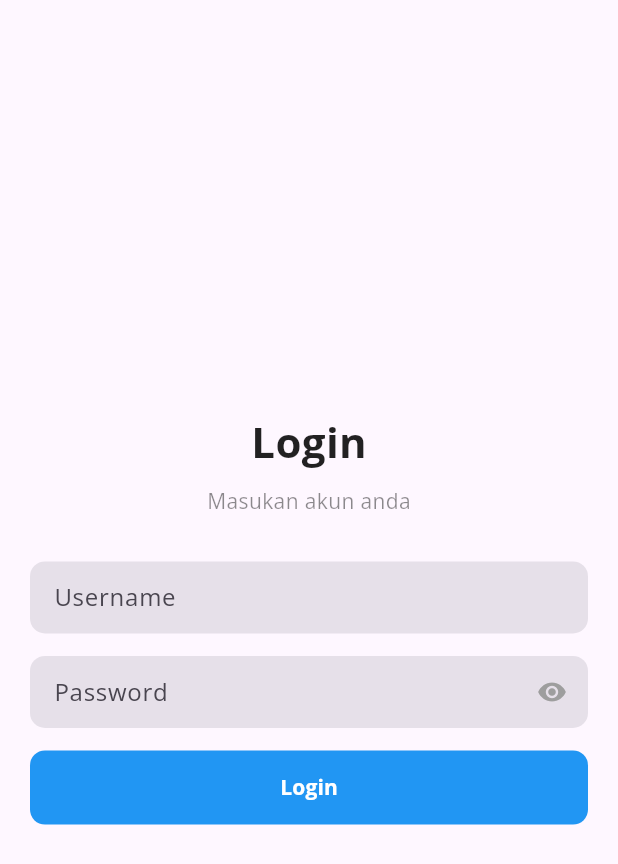
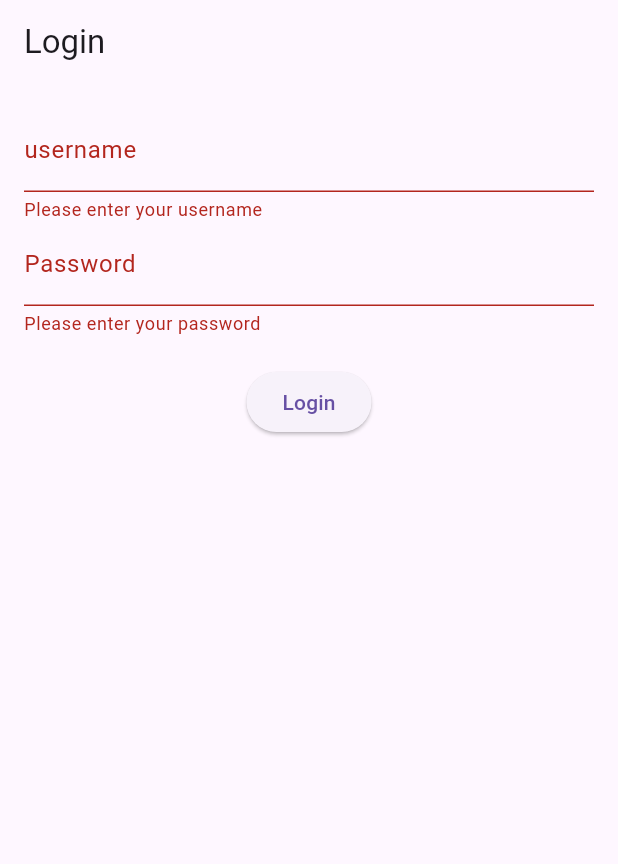
Before and after one commit to indradevision/warehouseapp, a Flutter app: the screen it shows after launch, after a tap on "Login", on a phone screen of 412 x 824 dp. Shown: the top 864 px of the screen. Run offline on Flutter 3.47's test engine with Material 3 defaults, Android fonts, the phone set to English and light mode, and no system bars; our stand-ins replace animated_splash_screen, get, lottie, shared_preferences; missing offline and left inert: restart_app; accounts and stored records are empty.

Commit message:
fix: login

```diff
--- a/lib/app/module/login/controllers/login_controller.dart
+++ b/lib/app/module/login/controllers/login_controller.dart
@@ -1,16 +1,49 @@
-import 'package:get/get.dart';
-import 'package:flutter/cupertino.dart';
-import 'package:shared_preferences/shared_preferences.dart';
+// import 'package:get/get.dart';
+// import 'package:flutter/cupertino.dart';
+// // import 'package:shared_preferences/shared_preferences.dart';
 
-class LoginController extends GetxController {
-  TextEditingController username = TextEditingController();
-  TextEditingController password = TextEditingController();
-  late SharedPreferences logindata;
+// class LoginController extends GetxController {
+//   TextEditingController username = TextEditingController();
+//   TextEditingController password = TextEditingController();
+//   // late SharedPreferences logindata;
 
-  late bool newuser;
-  bool disable = false;
-  var formKey = GlobalKey<FormState>();
-  bool hidepass = true;
-  bool btnLoading = false;
+//   late bool newuser;
+//   bool disable = false;
+//   var formKey = GlobalKey<FormState>();
+//   bool hidepass = true;
+//   bool btnLoading = false;
 
+// }
+
+import 'dart:convert';
+import 'package:Warehouse/app/data/api_config.dart';
+import 'package:http/http.dart' as http;
+import 'package:flutter/material.dart';
+
+class LoginController with ChangeNotifier {
+  String _token = '';
+
+  String get token => _token;
+
+  Future<void> login(String username, String password) async {
+    final url = Uri.parse("${ApiLogin.url}"); // Ganti dengan URL API Anda
+
+    try {
+      final response = await http.post(
+        url,
+        headers: {'Content-Type': 'application/json'},
+        body: json.encode({'username': username, 'password': password}),
+      );
+
+      if (response.statusCode == 200) {
+        final responseData = json.decode(response.body);
+        _token = responseData['token']; // Ganti dengan field token yang sesuai
+        notifyListeners();
+      } else {
+        throw Exception('Failed to login');
+      }
+    } catch (error) {
+      throw error;
+    }
+  }
 }
--- a/lib/app/module/login/views/login_view.dart
+++ b/lib/app/module/login/views/login_view.dart
@@ -1,233 +1,335 @@
-import 'dart:async';
-import 'dart:convert';
+// import 'dart:async';
+// import 'dart:convert';
 
-import 'package:Warehouse/app/data/api_config.dart';
-import 'package:Warehouse/app/data/tampungdata.dart';
+// import 'package:Warehouse/app/data/api_config.dart';
+// import 'package:Warehouse/app/data/tampungdata.dart';
+// import 'package:Warehouse/app/module/login/controllers/login_controller.dart';
+// import 'package:flutter/material.dart';
+// import 'package:flutter/services.dart';
+// import 'package:get/get.dart';
+// import 'package:http/http.dart' as http;
+// import 'package:shared_preferences/shared_preferences.dart';
+
+// class LoginView extends StatefulWidget {
+//   const LoginView({Key? key}) : super(key: key);
+
+//   @override
+//   State<LoginView> createState() => _LoginViewState();
+// }
+
+// class _LoginViewState extends State<LoginView> {
+//   LoginController c = LoginController();
+//   late SharedPreferences logindata;
+
+//   void _showLoginResultDialog(BuildContext context, bool success) {
+//     showDialog(
+//       context: context,
+//       builder: (BuildContext context) {
+//         return AlertDialog(
+//           title: Text(success ? 'Login Berhasil' : 'Login Gagal'),
+//           content: Text(success
+//               ? 'Anda telah berhasil login.'
+//               : 'Nama pengguna atau kata sandi salah.'),
+//           actions: <Widget>[
+//             TextButton(
+//               child: Text('Tutup'),
+//               onPressed: () {
+//                 Navigator.of(context).pop(); // Menutup dialog
+//               },
+//             ),
+//           ],
+//         );
+//       },
+//     );
+//   }
+
+
+// login(String username, String pass) async {
+//   logindata = await SharedPreferences.getInstance();
+
+//   var response = await http.post(
+//         Uri.parse("${ApiLogin.url}"),
+//         headers: {"WAREHOUSEKEY": ApiKey.key},
+//         body: {
+//           "username": User.username,
+//           "password": User.password,
+//         },
+//       );
+//   print(response.body);
+//   if (response.statusCode == 200) {
+//       User.name = json.decode(response.body)['data']['name'];
+//       User.role = json.decode(response.body)['data']['role'];
+//       User.username = json.decode(response.body)['data']['username'];
+//       String pass = c.password.text;
+//       if (c.username != 'username' && c.password != 'password') {
+//         logindata.setBool('login', false);
+//         logindata.setString('username', User.username);
+//         logindata.setString('password', pass);
+//         logindata.setString('name', User.name);
+//         logindata.setString('role', User.role);
+//         logindata.getString('name');
+//         print(response.body);
+//       }
+//       _showLoginResultDialog(context, true);
+//       Get.offNamed('/home');
+//     } else {
+//       _showLoginResultDialog(context, false);
+//     }
+// }
+
+// @override
+//   void dispose() {
+//     c.username.dispose();
+//     c.password.dispose();
+//     super.dispose();
+//   }
+
+// @override
+//   Widget build(BuildContext context) {
+//     return AnnotatedRegion<SystemUiOverlayStyle>(
+//       value: SystemUiOverlayStyle(statusBarColor: Colors.transparent),
+//       child: Scaffold(
+//         body: Padding(
+//           padding: const EdgeInsets.symmetric(horizontal: 20, vertical: 30),
+//           child: Column(
+//             crossAxisAlignment: CrossAxisAlignment.center,
+//             mainAxisAlignment: MainAxisAlignment.center,
+//             children: [
+//               ListView(
+//                 shrinkWrap: true,
+//                 children: [
+//                   Column(
+//                     children: [
+//                       Text(
+//                         "Login",
+//                         style: TextStyle(
+//                             fontSize: 28,
+//                             color: Colors.black87,
+//                             fontWeight: FontWeight.w700),
+//                       ),
+//                       SizedBox(
+//                         height: 10,
+//                       ),
+//                       Text(
+//                         "Masukan akun anda",
+//                         style: TextStyle(color: Colors.black45),
+//                       ),
+//                     ],
+//                   ),
+//                   SizedBox(
+//                     height: 30,
+//                   ),
+//                   Form(
+//                     key: c.formKey,
+//                     autovalidateMode: AutovalidateMode.onUserInteraction,
+//                     child: Column(
+//                       children: [
+//                         TextFormField(
+//                           onChanged: (value) {
+//                             User.username = value;
+//                           },
+//                           validator: (value) {
+//                             if (value!.isEmpty) {
+//                               return 'Masukan username yang benar!';
+//                             }
+//                             return null;
+//                           },
+//                           controller: c.username,
+//                           decoration: InputDecoration(
+//                               errorStyle: TextStyle(fontSize: 10),
+//                               labelText: "Username",
+//                               floatingLabelStyle: TextStyle(color: Colors.blue),
+//                               filled: true,
+//                               isDense: true,
+//                               border: OutlineInputBorder(
+//                                   borderRadius: BorderRadius.circular(10),
+//                                   borderSide: BorderSide.none),
+//                               focusedBorder: OutlineInputBorder(
+//                                   borderRadius: BorderRadius.circular(10),
+//                                   borderSide: BorderSide(color: Colors.blue))),
+//                         ),
+//                         SizedBox(
+//                           height: 15,
+//                         ),
+//                         TextFormField(
+//                           onChanged: (value) {
+//                             User.password = value;
+//                           },
+//                           validator: (value) {
+//                             if (value!.isEmpty) {
+//                               return 'Masukan password yang benar!';
+//                             }
+//                             return null;
+//                           },
+//                           obscureText: c.hidepass,
+//                           controller: c.password,
+//                           decoration: InputDecoration(
+//                               errorStyle: TextStyle(fontSize: 10),
+//                               suffixIcon: IconButton(
+//                                 color: Colors.grey,
+//                                 iconSize: 20,
+//                                 splashRadius: 2,
+//                                 onPressed: () {
+//                                   setState(() {
+//                                     c.hidepass = !c.hidepass;
+//                                   });
+//                                 },
+//                                 icon: Icon(c.hidepass
+//                                     ? Icons.visibility
+//                                     : Icons.visibility_off),
+//                               ),
+//                               labelText: "Password",
+//                               floatingLabelStyle: TextStyle(color: Colors.blue),
+//                               filled: true,
+//                               isDense: true,
+//                               border: OutlineInputBorder(
+//                                   borderRadius: BorderRadius.circular(10),
+//                                   borderSide: BorderSide.none),
+//                               focusedBorder: OutlineInputBorder(
+//                                   borderRadius: BorderRadius.circular(10),
+//                                   borderSide: BorderSide(color: Colors.blue))),
+//                         ),
+//                         SizedBox(
+//                           height: 15,
+//                         ),
+//                         Container(
+//                           width: MediaQuery.of(context).size.width,
+//                           height: MediaQuery.of(context).size.height * 00.06,
+//                           decoration: BoxDecoration(
+//                             borderRadius: BorderRadius.circular(10),
+//                             color: c.disable ? Colors.grey : Colors.blue,
+//                           ),
+//                           child: MaterialButton(
+//                             onPressed: () {
+//                               // setState(() {
+//                               //   isLoading = true;
+//                               // });
+//                               // c.formKey.currentState!.validate();
+//                               // if (!isValid) {}
+//                               // c.formKey.currentState!.save();
+//                               if (c.disable == true) {
+//                                 // checkver();
+//                               } else {
+//                                 Timer(Duration(seconds: 2), () {
+//                                   login(c.username.text, c.password.text);
+//                                 });
+//                               }
+//                             },
+//                             child: Text(
+//                               'Login',
+//                               style: TextStyle(
+//                                 color: Colors.white,
+//                                 fontWeight: FontWeight.bold,
+//                               ),
+//                             ),
+//                           ),
+//                         ),
+//                       ],
+//                     ),
+//                   ),
+//                 ],
+//               ),
+//             ],
+//           ),
+//         ),
+//       ),
+//     );
+//   }
+// }
+
 import 'package:Warehouse/app/module/login/controllers/login_controller.dart';
 import 'package:flutter/material.dart';
-import 'package:flutter/services.dart';
-import 'package:get/get.dart';
-import 'package:http/http.dart' as http;
-import 'package:shared_preferences/shared_preferences.dart';
+import 'package:provider/provider.dart';
 
 class LoginView extends StatefulWidget {
-  const LoginView({Key? key}) : super(key: key);
-
   @override
-  State<LoginView> createState() => _LoginViewState();
+  _LoginViewState createState() => _LoginViewState();
 }
 
 class _LoginViewState extends State<LoginView> {
-  LoginController c = LoginController();
-  late SharedPreferences logindata;
+  final _usernameController = TextEditingController();
+  final _passwordController = TextEditingController();
+  final _formKey = GlobalKey<FormState>();
+  bool _isLoading = false;
 
-  void _showLoginResultDialog(BuildContext context, bool success) {
+  void _login() async {
+    if (!_formKey.currentState!.validate()) {
+      return;
+    }
+
+    setState(() {
+      _isLoading = true;
+    });
+
+    try {
+      await Provider.of<LoginController>(context, listen: false).login(
+        _usernameController.text,
+        _passwordController.text,
+      );
+      Navigator.of(context).pushReplacementNamed('/home'); // Navigasi ke halaman setelah login
+    } catch (error) {
       showDialog(
         context: context,
-      builder: (BuildContext context) {
-        return AlertDialog(
-          title: Text(success ? 'Login Berhasil' : 'Login Gagal'),
-          content: Text(success
-              ? 'Anda telah berhasil login.'
-              : 'Nama pengguna atau kata sandi salah.'),
+        builder: (ctx) => AlertDialog(
+          title: Text('An Error Occurred!'),
+          content: Text(error.toString()),
           actions: <Widget>[
             TextButton(
-              child: Text('Tutup'),
+              child: Text('Okay'),
               onPressed: () {
-                Navigator.of(context).pop(); // Menutup dialog
+                Navigator.of(ctx).pop();
               },
             ),
           ],
+        ),
       );
-      },
-    );
-  }
-
-
-login(String username, String pass) async {
-  logindata = await SharedPreferences.getInstance();
-
-  var response = await http.post(
-        Uri.parse("${ApiLogin.url}"),
-        headers: {"WAREHOUSEKEY": ApiKey.key},
-        body: {
-          "username": User.username,
-          "password": User.password,
-        },
-      );
-  print(response.body);
-  if (response.statusCode == 200) {
-      User.name = json.decode(response.body)['data']['name'];
-      User.role = json.decode(response.body)['data']['role'];
-      User.username = json.decode(response.body)['data']['username'];
-      String pass = c.password.text;
-      if (c.username != 'username' && c.password != 'password') {
-        logindata.setBool('login', false);
-        logindata.setString('username', User.username);
-        logindata.setString('password', pass);
-        logindata.setString('name', User.name);
-        logindata.setString('role', User.role);
-        logindata.getString('name');
-        print(response.body);
-      }
-      _showLoginResultDialog(context, true);
-      Get.offNamed('/home');
-    } else {
-      _showLoginResultDialog(context, false);
+    } finally {
+      setState(() {
+        _isLoading = false;
+      });
     }
   }
 
   @override
-  void dispose() {
-    c.username.dispose();
-    c.password.dispose();
-    super.dispose();
-  }
-
-@override
   Widget build(BuildContext context) {
-    return AnnotatedRegion<SystemUiOverlayStyle>(
-      value: SystemUiOverlayStyle(statusBarColor: Colors.transparent),
-      child: Scaffold(
+    return Scaffold(
+      appBar: AppBar(
+        title: Text('Login'),
+      ),
       body: Padding(
-          padding: const EdgeInsets.symmetric(horizontal: 20, vertical: 30),
-          child: Column(
-            crossAxisAlignment: CrossAxisAlignment.center,
-            mainAxisAlignment: MainAxisAlignment.center,
-            children: [
-              ListView(
-                shrinkWrap: true,
-                children: [
-                  Column(
-                    children: [
-                      Text(
-                        "Login",
-                        style: TextStyle(
-                            fontSize: 28,
-                            color: Colors.black87,
-                            fontWeight: FontWeight.w700),
-                      ),
-                      SizedBox(
-                        height: 10,
-                      ),
-                      Text(
-                        "Masukan akun anda",
-                        style: TextStyle(color: Colors.black45),
-                      ),
-                    ],
-                  ),
-                  SizedBox(
-                    height: 30,
-                  ),
-                  Form(
-                    key: c.formKey,
-                    autovalidateMode: AutovalidateMode.onUserInteraction,
+        padding: const EdgeInsets.all(16.0),
+        child: Form(
+          key: _formKey,
           child: Column(
             children: [
               TextFormField(
-                          onChanged: (value) {
-                            User.username = value;
-                          },
+                controller: _usernameController,
+                keyboardType: TextInputType.emailAddress,
+                decoration: InputDecoration(labelText: 'username'),
                 validator: (value) {
-                            if (value!.isEmpty) {
-                              return 'Masukan username yang benar!';
+                  if (value == null || value.isEmpty) {
+                    return 'Please enter your username';
                   }
                   return null;
                 },
-                          controller: c.username,
-                          decoration: InputDecoration(
-                              errorStyle: TextStyle(fontSize: 10),
-                              labelText: "Username",
-                              floatingLabelStyle: TextStyle(color: Colors.blue),
-                              filled: true,
-                              isDense: true,
-                              border: OutlineInputBorder(
-                                  borderRadius: BorderRadius.circular(10),
-                                  borderSide: BorderSide.none),
-                              focusedBorder: OutlineInputBorder(
-                                  borderRadius: BorderRadius.circular(10),
-                                  borderSide: BorderSide(color: Colors.blue))),
-                        ),
-                        SizedBox(
-                          height: 15,
               ),
               TextFormField(
-                          onChanged: (value) {
-                            User.password = value;
-                          },
+                controller: _passwordController,
+                obscureText: true,
+                decoration: InputDecoration(labelText: 'Password'),
                 validator: (value) {
-                            if (value!.isEmpty) {
-                              return 'Masukan password yang benar!';
+                  if (value == null || value.isEmpty) {
+                    return 'Please enter your password';
                   }
                   return null;
                 },
-                          obscureText: c.hidepass,
-                          controller: c.password,
-                          decoration: InputDecoration(
-                              errorStyle: TextStyle(fontSize: 10),
-                              suffixIcon: IconButton(
-                                color: Colors.grey,
-                                iconSize: 20,
-                                splashRadius: 2,
-                                onPressed: () {
-                                  setState(() {
-                                    c.hidepass = !c.hidepass;
-                                  });
-                                },
-                                icon: Icon(c.hidepass
-                                    ? Icons.visibility
-                                    : Icons.visibility_off),
               ),
-                              labelText: "Password",
-                              floatingLabelStyle: TextStyle(color: Colors.blue),
-                              filled: true,
-                              isDense: true,
-                              border: OutlineInputBorder(
-                                  borderRadius: BorderRadius.circular(10),
-                                  borderSide: BorderSide.none),
-                              focusedBorder: OutlineInputBorder(
-                                  borderRadius: BorderRadius.circular(10),
-                                  borderSide: BorderSide(color: Colors.blue))),
-                        ),
-                        SizedBox(
-                          height: 15,
-                        ),
-                        Container(
-                          width: MediaQuery.of(context).size.width,
-                          height: MediaQuery.of(context).size.height * 00.06,
-                          decoration: BoxDecoration(
-                            borderRadius: BorderRadius.circular(10),
-                            color: c.disable ? Colors.grey : Colors.blue,
-                          ),
-                          child: MaterialButton(
-                            onPressed: () {
-                              // setState(() {
-                              //   isLoading = true;
-                              // });
-                              // c.formKey.currentState!.validate();
-                              // if (!isValid) {}
-                              // c.formKey.currentState!.save();
-                              if (c.disable == true) {
-                                // checkver();
-                              } else {
-                                Timer(Duration(seconds: 2), () {
-                                  login(c.username.text, c.password.text);
-                                });
-                              }
-                            },
-                            child: Text(
-                              'Login',
-                              style: TextStyle(
-                                color: Colors.white,
-                                fontWeight: FontWeight.bold,
-                              ),
-                            ),
-                          ),
-                        ),
-                      ],
-                    ),
-                  ),
-                ],
+              SizedBox(height: 20),
+              if (_isLoading) CircularProgressIndicator(),
+              if (!_isLoading)
+                ElevatedButton(
+                  onPressed: _login,
+                  child: Text('Login'),
                 ),
             ],
           ),
--- a/lib/app/routes/app_routes.dart
+++ b/lib/app/routes/app_routes.dart
@@ -11,7 +11,7 @@ abstract class Routes {
 
 abstract class _Paths {
   _Paths._();
-  static const SPLASH = '/splash';
+  static const SPLASH = 'splash';
   static const LOGIN = '/login';
   static const HOME = '/home';
   static const MAINTENANCE = '/maintenance';
--- a/lib/main.dart
+++ b/lib/main.dart
@@ -1,24 +1,63 @@
+// import 'package:flutter/material.dart';
+
+// import 'package:get/get.dart';
+// import 'package:google_fonts/google_fonts.dart';
+// import 'app/routes/app_pages.dart';
+
+// void main() {
+//   runApp(const MyApp());
+// }
+
+// class MyApp extends StatelessWidget {
+//   const MyApp({super.key});
+
+//   @override
+//   Widget build(BuildContext context) {
+//     return GetMaterialApp(
+//       debugShowCheckedModeBanner: false,
+//       theme: ThemeData(textTheme: GoogleFonts.openSansTextTheme()),
+//       title: "Warehouse",
+//       initialRoute: AppPages.INITIAL,
+//       getPages: AppPages.routes,
+//     );
+//   }
+// }
+
+import 'package:Warehouse/app/module/login/controllers/login_controller.dart';
+import 'package:Warehouse/app/routes/app_pages.dart';
 import 'package:flutter/material.dart';
+import 'package:provider/provider.dart';
+// import 'package:get/get.dart';
 
-import 'package:get/get.dart';
-import 'package:google_fonts/google_fonts.dart';
-import 'app/routes/app_pages.dart';
+import 'app/module/login/views/login_view.dart';
 
 void main() {
-  runApp(const MyApp());
+  runApp(
+    ChangeNotifierProvider(
+      create: (context) => LoginController(),
+      child: MyApp(),
+    ),
+  );
 }
 
 class MyApp extends StatelessWidget {
-  const MyApp({super.key});
-
   @override
   Widget build(BuildContext context) {
-    return GetMaterialApp(
+    return MaterialApp(
       debugShowCheckedModeBanner: false,
-      theme: ThemeData(textTheme: GoogleFonts.openSansTextTheme()),
+      // theme: ThemeData(textTheme: GoogleFonts.openSansTextTheme()),
       title: "Warehouse",
       initialRoute: AppPages.INITIAL,
-      getPages: AppPages.routes,
+      // getPages: AppPages.routes,
+      // title: 'Flutter Login Example',
+      theme: ThemeData(
+        primarySwatch: Colors.blue,
+      ),
+      home: LoginView(),
+      routes: {
+        // Tambahkan rute untuk halaman setelah login jika ada
+        '/home': (ctx) => Scaffold(body: Center(child: Text('Home Screen'))),
+      },
     );
   }
 }
--- a/pubspec.yaml
+++ b/pubspec.yaml
@@ -13,9 +13,10 @@ dependencies:
   google_fonts: 6.2.1
   animated_splash_screen: 1.3.0
   shared_preferences: 2.2.3
-  # fluttertoast: ^8.2.8
   restart_app: ^1.2.1
   lottie: ^3.1.2
+  provider: ^6.1.2
+  http: ^1.2.2
 
 dev_dependencies:
   flutter_test:
```
Lines whose indentation alone changed are shown as unchanged.
